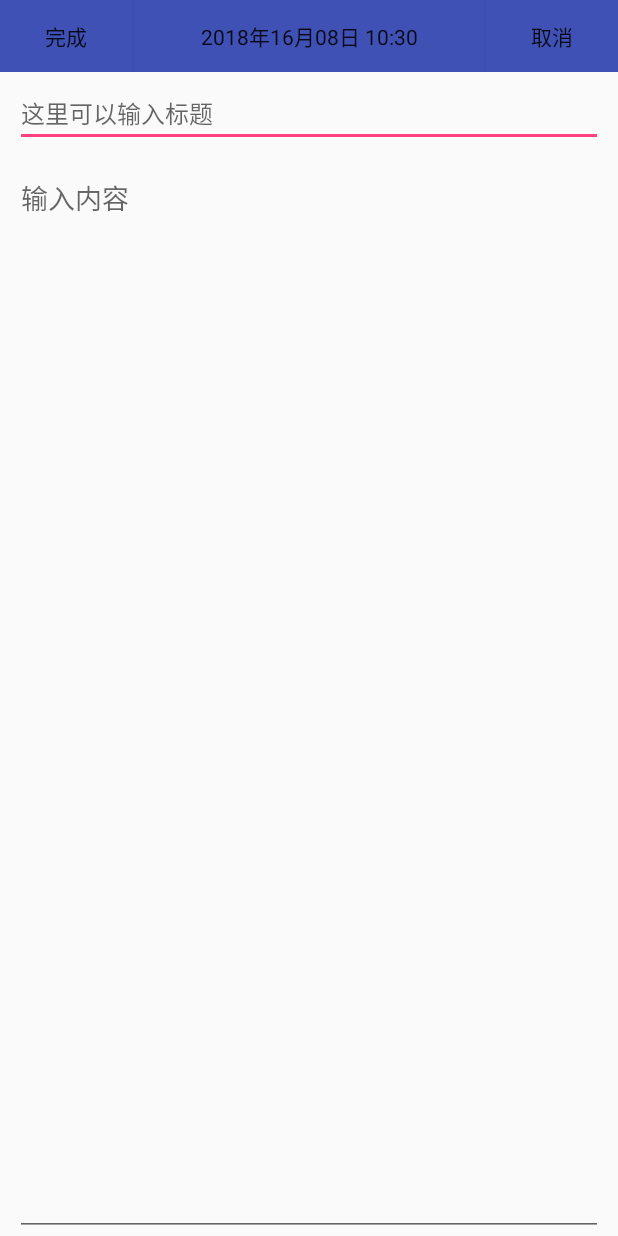
After one commit to Suguohei/HistoryIsNow, an Android app: the WriteNoteActivity screen opened directly, with no data from a screen before it, on a phone screen of 412 x 824 dp. The commit adds this screen. Run offline under Robolectric (Android 15) with nearby library versions, the phone set to English and light mode, and no system bars; libraries missing offline, so code that uses them is left out: org.litepal.crud, org.litepal.exceptions.

Commit message:
点击按钮可以写便签，写完保存后会在首页日期下显示。
Signed-off-by: suguoqing <suguoqing@szba-mobile.com>

```diff
--- a/app/src/main/AndroidManifest.xml
+++ b/app/src/main/AndroidManifest.xml
@@ -3,7 +3,7 @@
     package="com.example.suguoqing.historyisnow">
 
     <uses-permission android:name="android.permission.INTERNET" />
-    <uses-permission android:name="android.permission.WRITE_EXTERNAL_STORAGE"/>
+    <uses-permission android:name="android.permission.WRITE_EXTERNAL_STORAGE" />
 
     <application
         android:name="org.litepal.LitePalApplication"
@@ -35,9 +35,10 @@
             android:grantUriPermissions="true">
             <meta-data
                 android:name="android.support.FILE_PROVIDER_PATHS"
-                android:resource="@xml/file_paths"/>
+                android:resource="@xml/file_paths" />
         </provider>
 
+        <activity android:name=".WriteNoteActivity"></activity>
     </application>
 
 </manifest>
--- a/app/src/main/assets/litepal.xml
+++ b/app/src/main/assets/litepal.xml
@@ -1,9 +1,9 @@
 <?xml version="1.0" encoding="utf-8"?>
 <litepal>
 
-    <dbname value="User" />
+    <dbname value="History" />
 
-    <version value="1" />
+    <version value="2" />
 
 
     <list>
--- /dev/null
+++ b/app/src/main/java/com/example/suguoqing/historyisnow/WriteNoteActivity.java
@@ -0,0 +1,99 @@
+package com.example.suguoqing.historyisnow;
+
+import android.content.Intent;
+import android.graphics.Color;
+import android.os.Build;
+import android.support.v7.app.AppCompatActivity;
+import android.os.Bundle;
+import android.util.Log;
+import android.view.View;
+import android.widget.Button;
+import android.widget.EditText;
+
+import com.example.suguoqing.bean.Note;
+import com.example.suguoqing.bean.User;
+
+import org.litepal.crud.DataSupport;
+import org.litepal.exceptions.DataSupportException;
+
+import java.text.ParseException;
+import java.text.SimpleDateFormat;
+import java.util.Date;
+import java.util.List;
+
+public class WriteNoteActivity extends AppCompatActivity implements View.OnClickListener{
+    private static final String TAG = "WriteNoteActivity";
+    private EditText title;
+    private EditText content;
+    private Button ok;
+    private Button cancel;
+    private String name;
+    private String date;
+
+
+    @Override
+    protected void onCreate(Bundle savedInstanceState) {
+        super.onCreate(savedInstanceState);
+        //让顶部的状态栏和背景合二为一
+        if(Build.VERSION.SDK_INT >= 21){
+            View decorView = getWindow().getDecorView();
+            decorView.setSystemUiVisibility(
+                    View.SYSTEM_UI_FLAG_LAYOUT_FULLSCREEN
+                            | View.SYSTEM_UI_FLAG_LAYOUT_STABLE
+            );
+            getWindow().setStatusBarColor(Color.TRANSPARENT);
+        }
+        setContentView(R.layout.activity_write_note);
+        Intent intent = getIntent();
+        name = intent.getStringExtra("name");
+        date = intent.getStringExtra("date");
+
+        title = findViewById(R.id.note_title);
+        content = findViewById(R.id.note_content);
+        ok = findViewById(R.id.note_ok);
+        cancel = findViewById(R.id.note_cancle);
+
+        ok.setOnClickListener(this);
+        cancel.setOnClickListener(this);
+
+
+    }
+
+    @Override
+    public void onClick(View v) {
+        switch (v.getId()){
+            case R.id.note_cancle:
+                finish();
+                break;
+
+            case R.id.note_ok:
+                String titlename = title.getText().toString();
+                String article = content.getText().toString();
+                Note note = new Note();
+
+                note.setDate(date);
+                note.setUsername(name);
+                note.setTime(new SimpleDateFormat("yyyy/MM/dd hh:mm:ss").format(new Date()));
+                if(!("".equals(titlename) && "".equals(article))){
+                    note.setTitle(titlename);
+                    note.setContent(article);
+                    note.save();
+                }
+
+                onBackPressed();
+
+
+                break;
+        }
+
+    }
+
+    @Override
+    public void onBackPressed() {
+        Intent intent = new Intent();
+        intent.putExtra("name",name);
+        intent.putExtra("date",date);
+        setResult(RESULT_OK,intent);
+        finish();
+    }
+}
--- /dev/null
+++ b/app/src/main/res/layout/activity_write_note.xml
@@ -0,0 +1,63 @@
+<?xml version="1.0" encoding="utf-8"?>
+<android.widget.LinearLayout xmlns:android="http://schemas.android.com/apk/res/android"
+    xmlns:app="http://schemas.android.com/apk/res-auto"
+    xmlns:tools="http://schemas.android.com/tools"
+    android:layout_width="match_parent"
+    android:layout_height="match_parent"
+    tools:context=".WriteNoteActivity"
+    android:orientation="vertical"
+    >
+
+    <LinearLayout
+        android:orientation="horizontal"
+        android:layout_width="fill_parent"
+        android:layout_height="wrap_content"
+        android:background="@color/colorPrimary"
+        android:fitsSystemWindows="true"
+        >
+        <Button
+            android:id="@+id/note_ok"
+            android:layout_width="wrap_content"
+            android:layout_height="wrap_content"
+            android:text="完成"
+            android:background="@color/colorPrimary"
+            />
+
+        <TextClock
+            android:layout_width="wrap_content"
+            android:layout_height="wrap_content"
+            android:layout_weight="1"
+            android:gravity="center"
+            android:format12Hour="yyyy年dd月MM日 HH:mm"
+            />
+        <Button
+            android:id="@+id/note_cancle"
+            android:layout_width="wrap_content"
+            android:layout_height="wrap_content"
+            android:text="取消"
+            android:background="@color/colorPrimary"
+            />
+    </LinearLayout>
+    <EditText
+        android:layout_width="match_parent"
+        android:layout_height="40dp"
+        android:layout_marginTop="10dp"
+        android:layout_marginLeft="10dp"
+        android:layout_marginRight="10dp"
+        android:hint="这里可以输入标题"
+        android:textSize="16sp"
+        android:maxLength="30"
+        android:lines="1"
+        android:id="@+id/note_title"
+        />
+    <EditText
+        android:layout_width="match_parent"
+        android:layout_height="match_parent"
+        android:layout_marginTop="10dp"
+        android:layout_marginLeft="10dp"
+        android:layout_marginRight="10dp"
+        android:gravity="start"
+        android:hint="输入内容"
+        android:id="@+id/note_content"/>
+
+</android.widget.LinearLayout>
--- a/app/src/main/res/layout/nav_header.xml
+++ b/app/src/main/res/layout/nav_header.xml
@@ -29,7 +29,6 @@
            android:layout_weight="1"
            android:layout_height="wrap_content"
            android:id="@+id/username"
-           android:layout_alignParentBottom="true"
            android:textColor="#fff"
            android:textSize="14sp"
            android:gravity="right"
@@ -45,7 +44,6 @@
            android:layout_weight="1"
            android:layout_height="wrap_content"
            android:id="@+id/email"
-           android:layout_above="@+id/username"
            android:textColor="#fff"
            android:textSize="14sp"
            android:layout_marginLeft="10dp"
```
Also changed, not shown: app/src/main/java/com/example/suguoqing/bean/Note.java (+25 -4 lines), app/src/main/java/com/example/suguoqing/bean/User.java (+1 -9 lines), app/src/main/java/com/example/suguoqing/historyisnow/MainActivity.java (+60 -0 lines), app/src/main/java/com/example/suguoqing/historyisnow/NoteAdapter.java (added, +57 -0 lines), app/src/main/res/layout/activity_main.xml (+17 -3 lines), app/src/main/res/layout/note_item.xml (added, +24 -0 lines), app/src/main/img_cancel-web.png (added), app/src/main/res/mipmap-hdpi/img_cancel.png (added), app/src/main/res/mipmap-mdpi/img_cancel.png (added), app/src/main/res/mipmap-xhdpi/img_cancel.png (added), app/src/main/res/mipmap-xxhdpi/img_cancel.png (added), app/src/main/res/mipmap-xxxhdpi/img_cancel.png (added).
